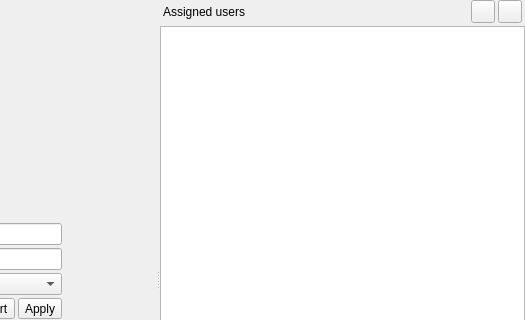
Old version of the form src/stepeditwidget.ui in the repository RxLaboratory/Ramses-Client; both pictures show x 248 to 773 and y 0 to 320 of the 773 by 558 pixel window.
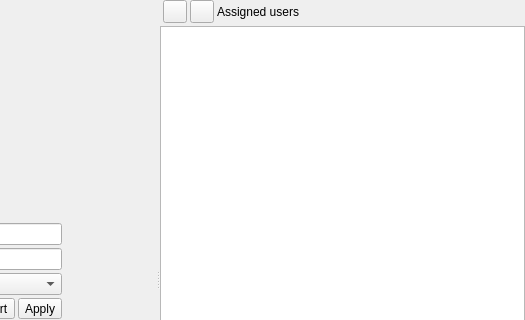
New version of the form. Icons and pictures are not drawn.

Diff of the .ui file:
```diff
--- a/src/stepeditwidget.ui
+++ b/src/stepeditwidget.ui
@@ -233,11 +233,23 @@
        </item>
       </layout>
      </widget>
-     <widget class="QWidget" name="layoutWidget">
+     <widget class="QWidget" name="widget" native="true">
       <layout class="QVBoxLayout" name="verticalLayout">
        <property name="spacing">
         <number>3</number>
        </property>
+       <property name="leftMargin">
+        <number>0</number>
+       </property>
+       <property name="topMargin">
+        <number>0</number>
+       </property>
+       <property name="rightMargin">
+        <number>0</number>
+       </property>
+       <property name="bottomMargin">
+        <number>0</number>
+       </property>
        <item>
         <layout class="QHBoxLayout" name="horizontalLayout_2">
          <property name="spacing">
@@ -246,40 +258,6 @@
          <property name="leftMargin">
           <number>3</number>
          </property>
-         <property name="rightMargin">
-          <number>3</number>
-         </property>
-         <item>
-          <widget class="QLabel" name="label_7">
-           <property name="text">
-            <string>Assigned users</string>
-           </property>
-          </widget>
-         </item>
-         <item>
-          <spacer name="horizontalSpacer">
-           <property name="orientation">
-            <enum>Qt::Horizontal</enum>
-           </property>
-           <property name="sizeHint" stdset="0">
-            <size>
-             <width>40</width>
-             <height>20</height>
-            </size>
-           </property>
-          </spacer>
-         </item>
-         <item>
-          <widget class="QToolButton" name="removeUserButton">
-           <property name="text">
-            <string/>
-           </property>
-           <property name="icon">
-            <iconset resource="resources.qrc">
-             <normaloff>:/icons/remove</normaloff>:/icons/remove</iconset>
-           </property>
-          </widget>
-         </item>
          <item>
           <widget class="QToolButton" name="assignUserButton">
            <property name="text">
@@ -294,6 +272,24 @@
            </property>
           </widget>
          </item>
+         <item>
+          <widget class="QToolButton" name="removeUserButton">
+           <property name="text">
+            <string/>
+           </property>
+           <property name="icon">
+            <iconset resource="resources.qrc">
+             <normaloff>:/icons/remove</normaloff>:/icons/remove</iconset>
+           </property>
+          </widget>
+         </item>
+         <item>
+          <widget class="QLabel" name="label_7">
+           <property name="text">
+            <string>Assigned users</string>
+           </property>
+          </widget>
+         </item>
         </layout>
        </item>
        <item>
```
Left out of the diff: 2 changed lines with no effect on the pictures.
